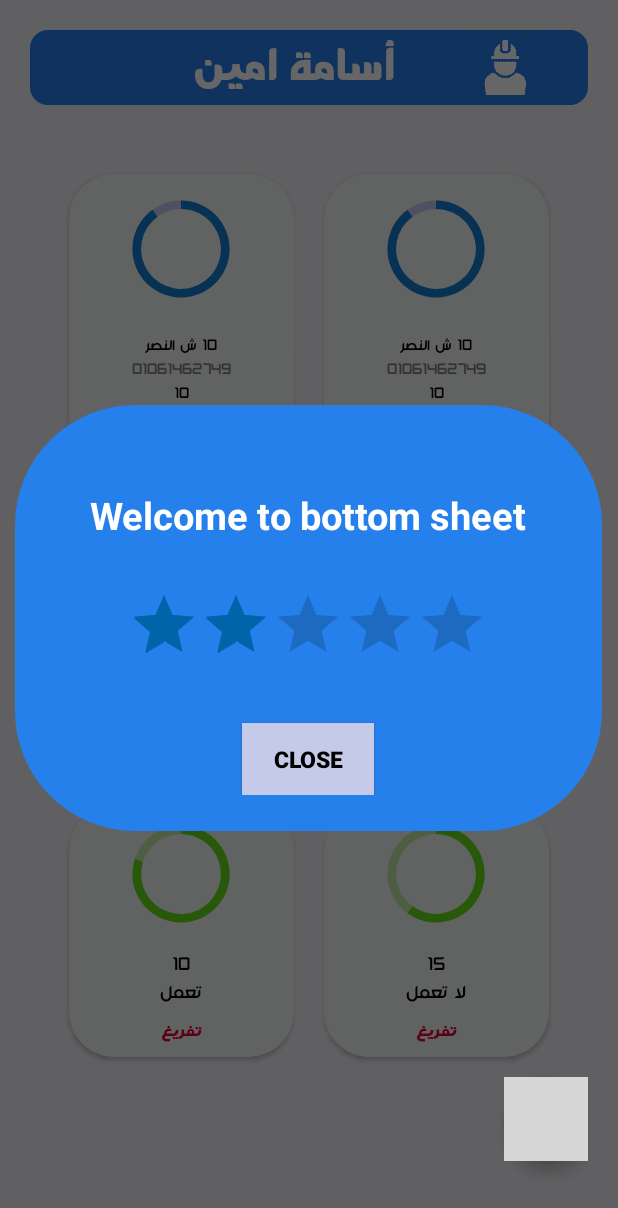
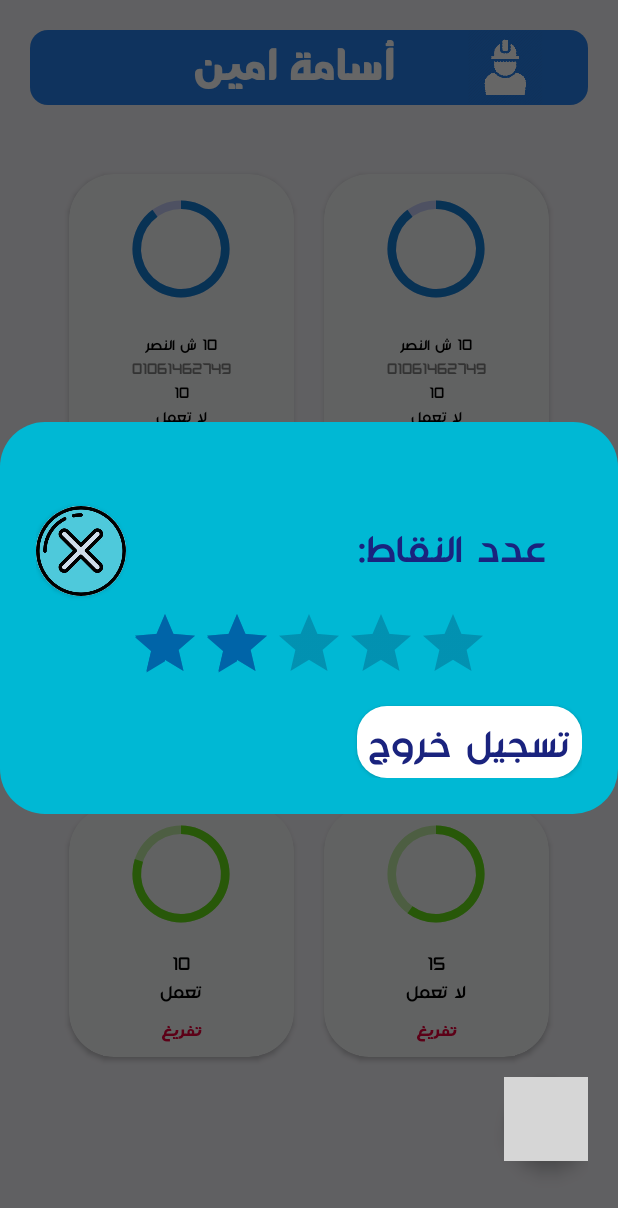
Before and after one commit to A-Fares/GMIS, an Android app: the Employee screen opened directly, with no data from a screen before it, after a tap on an icon or button, on a phone screen of 412 x 824 dp. Shown: the top 1208 px of the screen. Run offline under Robolectric (Android 15) with nearby library versions, the phone set to English and light mode, and no system bars; grey boxes are pictures that could not be loaded.

Commit message:
Update the whole shape of the bottom sheet xml activity

```diff
--- a/app/src/main/java/com/example/gmisproject/Employee.java
+++ b/app/src/main/java/com/example/gmisproject/Employee.java
@@ -9,6 +9,7 @@ import android.widget.RatingBar;
 
 import androidx.appcompat.app.AlertDialog;
 import androidx.appcompat.app.AppCompatActivity;
+import androidx.cardview.widget.CardView;
 import androidx.recyclerview.widget.GridLayoutManager;
 import androidx.recyclerview.widget.RecyclerView;
 
@@ -67,13 +68,13 @@ public class Employee extends AppCompatActivity {
     private void showAlertDialog(int layout) {
         dialogBuilder = new AlertDialog.Builder(Employee.this);
         View layoutView = getLayoutInflater().inflate(layout, null);
-        Button dialogButton = layoutView.findViewById(R.id.close);
+        CardView dialogClose = layoutView.findViewById(R.id.close);
         dialogBuilder.setView(layoutView);
         alertDialog = dialogBuilder.create();
         alertDialog.getWindow().getAttributes().windowAnimations = R.style.DialogAnimation;
         alertDialog.getWindow().setBackgroundDrawable(new ColorDrawable(Color.TRANSPARENT));
         alertDialog.show();
-        dialogButton.setOnClickListener(new View.OnClickListener() {
+        dialogClose.setOnClickListener(new View.OnClickListener() {
             @Override
             public void onClick(View view) {
                 alertDialog.dismiss();
--- a/app/src/main/java/com/example/gmisproject/user/UserBinFragment.java
+++ b/app/src/main/java/com/example/gmisproject/user/UserBinFragment.java
@@ -11,6 +11,7 @@ import android.widget.Toast;
 import androidx.fragment.app.Fragment;
 
 import com.example.gmisproject.R;
+import com.example.gmisproject.Users;
 import com.google.firebase.database.DatabaseReference;
 import com.google.firebase.database.FirebaseDatabase;
 
@@ -30,6 +31,8 @@ public class UserBinFragment extends Fragment {
     public View onCreateView(LayoutInflater inflater, ViewGroup container,
                              Bundle savedInstanceState) {
         // write message to the database
+
+
         FirebaseDatabase database = FirebaseDatabase.getInstance();
         final DatabaseReference reference = database.getReference("Rating");
         View rootView = inflater.inflate(R.layout.activity_user_bin, container, false);
--- /dev/null
+++ b/app/src/main/res/drawable-xhdpi/bottomsheet_bg_shape.xml
@@ -0,0 +1,11 @@
+<?xml version="1.0" encoding="utf-8"?>
+<shape xmlns:android="http://schemas.android.com/apk/res/android">
+    <solid android:color="#00B8D4" />
+
+    <corners android:radius="30dp" />
+    <padding
+        android:bottom="10dp"
+        android:left="10dp"
+        android:right="10dp"
+        android:top="10dp" />
+</shape>
--- /dev/null
+++ b/app/src/main/res/drawable-xhdpi/bottomsheet_button_shape.xml
@@ -0,0 +1,10 @@
+<?xml version="1.0" encoding="utf-8"?>
+<shape xmlns:android="http://schemas.android.com/apk/res/android"
+    android:shape="rectangle"
+    >
+    <solid android:color="#FFFFFF" />
+
+
+    <corners android:radius="20dp" />
+
+</shape>
--- a/app/src/main/res/layout/bottomsheet.xml
+++ b/app/src/main/res/layout/bottomsheet.xml
@@ -1,43 +1,64 @@
-<LinearLayout xmlns:android="http://schemas.android.com/apk/res/android"
+<RelativeLayout xmlns:android="http://schemas.android.com/apk/res/android"
+    xmlns:app="http://schemas.android.com/apk/res-auto"
     android:layout_width="match_parent"
-    android:layout_height="500dp"
-    android:background="@drawable/bg_shape"
+    android:layout_height="275dp"
+    android:background="@drawable/bottomsheet_bg_shape"
     android:orientation="vertical"
     android:padding="24dp">
 
     <TextView
+        android:id="@+id/text_view_number_of_points"
         android:layout_width="wrap_content"
         android:layout_height="wrap_content"
-        android:layout_gravity="center"
-        android:layout_marginTop="32dp"
-        android:text="Welcome to bottom sheet"
-        android:textColor="#FFFFFF"
-        android:textSize="25sp"
-        android:textStyle="bold" />
+        android:layout_alignParentRight="true"
+        android:layout_marginTop="40dp"
+        android:layout_marginRight="24dp"
+        android:fontFamily="@font/monadi"
+        android:text="عدد النقاط:"
+        android:textColor="#1A237E"
+        android:textSize="25sp" />
 
     <RatingBar
+
         android:id="@+id/rating_bar_result"
         style="@style/RatingBar"
         android:layout_width="wrap_content"
         android:layout_height="wrap_content"
-        android:layout_gravity="center"
-        android:layout_marginTop="32dp"
+        android:layout_below="@id/close"
+        android:layout_centerHorizontal="true"
+        android:layout_marginTop="8dp"
+        android:isIndicator="true"
         android:theme="@style/RatingBar"
-        android:rating="3"
-        android:isIndicator="true"
+
         />
 
-    <Button
+    <androidx.cardview.widget.CardView
         android:id="@+id/close"
-        android:layout_width="wrap_content"
-        android:layout_height="wrap_content"
-        android:layout_gravity="center"
+        android:layout_width="60dp"
+        android:layout_height="60dp"
         android:layout_marginTop="32dp"
-        android:background="#C5CAE9"
-        android:text="CLOSE"
-        android:textColor="#000000"
-        android:textSize="15sp"
-        android:textStyle="bold" />
+        android:layout_marginRight="24dp"
+        app:cardCornerRadius="64dp">
+
+        <ImageView
+            android:layout_width="match_parent"
+            android:layout_height="match_parent"
+            android:src="@drawable/exit" />
+
+    </androidx.cardview.widget.CardView>
 
 
-</LinearLayout>
+    <Button
+        android:layout_width="150dp"
+        android:layout_height="wrap_content"
+        android:layout_below="@id/rating_bar_result"
+        android:layout_alignParentRight="true"
+        android:layout_marginTop="8dp"
+        android:background="@drawable/bottomsheet_button_shape"
+        android:fontFamily="@font/monadi"
+        android:text="تسجيل خروج"
+        android:textColor="#1A237E"
+        android:textSize="25sp" />
+
+
+</RelativeLayout>
```
Also changed, not shown: app/src/main/res/drawable-xhdpi/exit.jpg (added).
